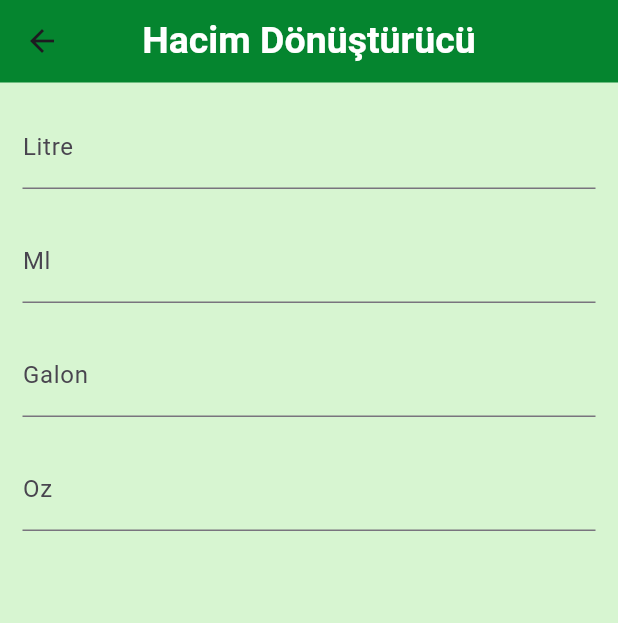
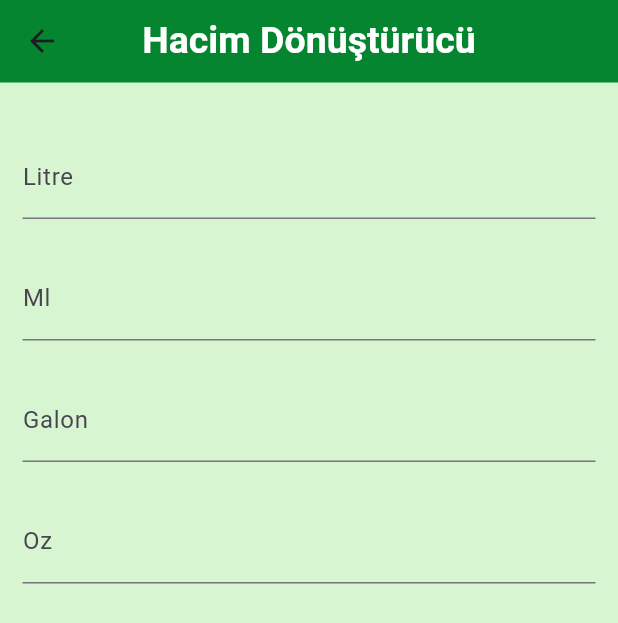
Before and after one commit to efekrtt/birim_cevirici, a Flutter app: the screen it shows after launch, after a tap on "Hacim Dönüştürme", on a phone screen of 412 x 824 dp. Shown: the top 623 px of the screen. Run offline on Flutter 3.47's test engine with Material 3 defaults, Android fonts, the phone set to English and light mode, and no system bars.

Commit message:
Dolar/Tl hariç her şey okey

```diff
--- a/lib/fahrenheit2celcius.dart
+++ b/lib/fahrenheit2celcius.dart
@@ -33,6 +33,7 @@ class _TemperatureConversionScreenState
         padding: const EdgeInsets.all(16.0),
         child: Column(
           children: [
+            SizedBox(height: 20.0),
             TextField(
               controller: _celsiusController,
               keyboardType: TextInputType.number,
@@ -43,7 +44,7 @@ class _TemperatureConversionScreenState
                 _convertCelsius();
               },
             ),
-            SizedBox(height: 16.0),
+            SizedBox(height: 30.0),
             TextField(
               controller: _fahrenheitController,
               keyboardType: TextInputType.number,
--- a/lib/gallon2liter_screen.dart
+++ b/lib/gallon2liter_screen.dart
@@ -65,6 +65,7 @@ class _VolumeConversionScreenState extends State<VolumeConversionScreen> {
         padding: const EdgeInsets.all(15.0),
         child: Column(
           children: [
+            SizedBox(height: 20.0),
             TextField(
               controller: _literController,
               keyboardType: TextInputType.number,
@@ -75,7 +76,7 @@ class _VolumeConversionScreenState extends State<VolumeConversionScreen> {
                 _convertLiterToOthers();
               },
             ),
-            SizedBox(height: 20.0),
+            SizedBox(height: 25.0),
             TextField(
               controller: _mlController,
               keyboardType: TextInputType.number,
@@ -86,7 +87,7 @@ class _VolumeConversionScreenState extends State<VolumeConversionScreen> {
                 _convertMlToOthers();
               },
             ),
-            SizedBox(height: 20.0),
+            SizedBox(height: 25.0),
             TextField(
               controller: _gallonController,
               keyboardType: TextInputType.number,
@@ -97,7 +98,7 @@ class _VolumeConversionScreenState extends State<VolumeConversionScreen> {
                 _convertGallonToOthers();
               },
             ),
-            SizedBox(height: 20.0),
+            SizedBox(height: 25.0),
             TextField(
               controller: _ozController,
               keyboardType: TextInputType.number,
--- a/lib/home_page.dart
+++ b/lib/home_page.dart
@@ -13,8 +13,9 @@ class HomePage extends StatelessWidget {
       appBar: buildAppBar('Ana Sayfa'),
       body: Center(
         child: Column(
-          mainAxisAlignment: MainAxisAlignment.center,
+          mainAxisAlignment: MainAxisAlignment.start,
           children: [
+            SizedBox(height: 60),
             ElevatedButton(
               style: ElevatedButton.styleFrom(
                 backgroundColor: Color.fromARGB(255, 5, 133, 47),
@@ -115,7 +116,8 @@ class HomePage extends StatelessWidget {
                   fontSize: 18, // Yazı boyutunu burada ayarlayın
                 ),
               ),
-            ), // Diğer dönüştürme butonlarını buraya ekleyebilirsiniz.
+            ),
+            // Diğer dönüştürme butonlarını buraya ekleyebilirsiniz.
           ],
         ),
       ),
--- a/lib/mile2km_screen.dart
+++ b/lib/mile2km_screen.dart
@@ -31,6 +31,7 @@ class _ConversionScreenState extends State<ConversionScreen> {
         padding: const EdgeInsets.all(15.0),
         child: Column(
           children: [
+            SizedBox(height: 20.0),
             TextField(
               controller: _kmController,
               keyboardType: TextInputType.number,
@@ -41,7 +42,7 @@ class _ConversionScreenState extends State<ConversionScreen> {
                 _convertKmToMile();
               },
             ),
-            SizedBox(height: 20.0),
+            SizedBox(height: 30.0),
             TextField(
               controller: _mileController,
               keyboardType: TextInputType.number,
--- a/lib/pound2kg_screen.dart
+++ b/lib/pound2kg_screen.dart
@@ -36,6 +36,7 @@ class _WeightConversionScreenState extends State<WeightConversionScreen> {
         padding: const EdgeInsets.all(16.0),
         child: Column(
           children: [
+            SizedBox(height: 20.0),
             TextField(
               controller: _poundController,
               keyboardType: TextInputType.number,
@@ -46,7 +47,7 @@ class _WeightConversionScreenState extends State<WeightConversionScreen> {
                 _convertPound();
               },
             ),
-            SizedBox(height: 16.0),
+            SizedBox(height: 30.0),
             TextField(
               controller: _kgController,
               keyboardType: TextInputType.number,
```
